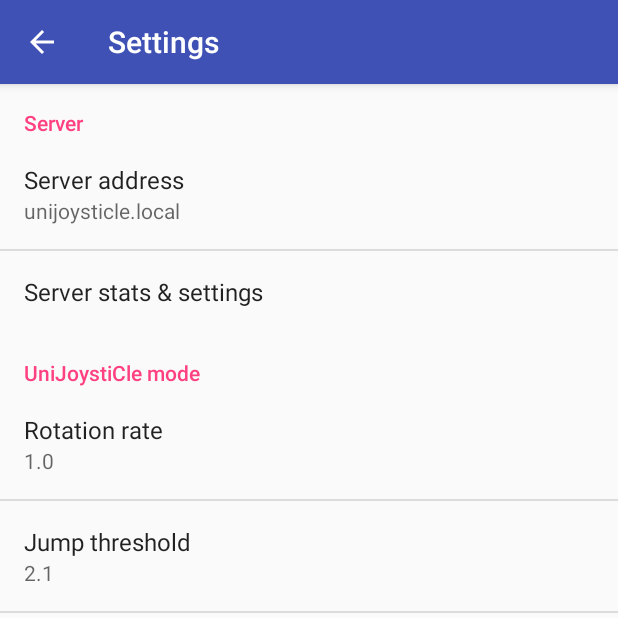
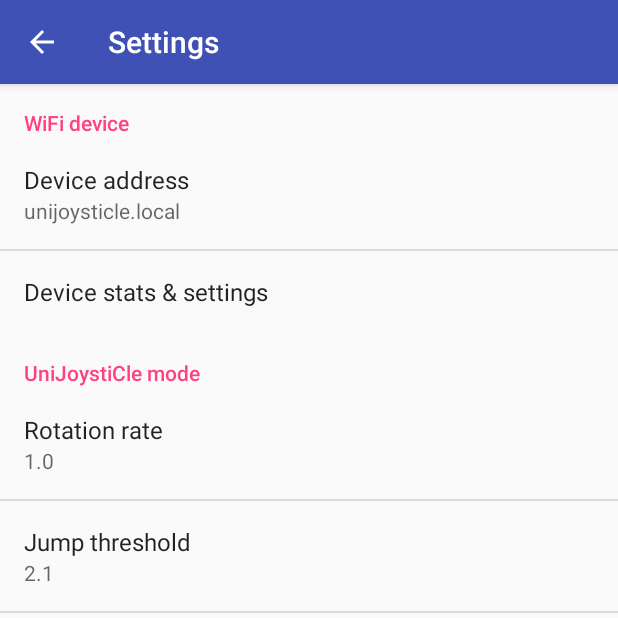
Before and after one commit to ricardoquesada/unijoysticle, an Android app: the SettingsActivity screen opened directly, with no data from a screen before it, on a phone screen of 412 x 824 dp, the top half of it. Run offline under Robolectric (Android 15) with nearby library versions, the phone set to English and light mode, and no system bars.

Commit message:
android client: Server -> WiFi device

```diff
--- a/client_android/app/src/main/res/values/strings.xml
+++ b/client_android/app/src/main/res/values/strings.xml
@@ -8,12 +8,12 @@
     <!-- Strings related to Settings -->
 
     <!-- Categories -->
-    <string name="pref_title_cat_server">Server</string>
+    <string name="pref_title_cat_server">WiFi device</string>
     <string name="pref_title_cat_unijoysticle">UniJoystiCle mode</string>
     <string name="pref_title_cat_dpad">Dpad mode + Game controller</string>
     <string name="pref_title_cat_gyruss">Gyruss mode</string>
 
-    <string name="pref_title_server_name">Server address</string>
+    <string name="pref_title_server_name">Device address</string>
     <string name="pref_summary_server">%s</string>
 
     <string name="pref_title_rotation_rate">Rotation rate</string>
@@ -36,7 +36,7 @@
     <string name="default_enableButtonB">false</string>
     <string name="default_swapButtonsAB">false</string>
 
-    <string name="prefs_server_stats">Server stats &amp; settings</string>
+    <string name="prefs_server_stats">Device stats &amp; settings</string>
 
     <string name="slider_jumpThresholdMessage">Threshold to trigger the "fire" button</string>
     <string name="slider_movementThresholdMessage">Threshold to trigger the Up/Down/Left/Right buttons</string>
```
Also changed, not shown: 1 other file.
